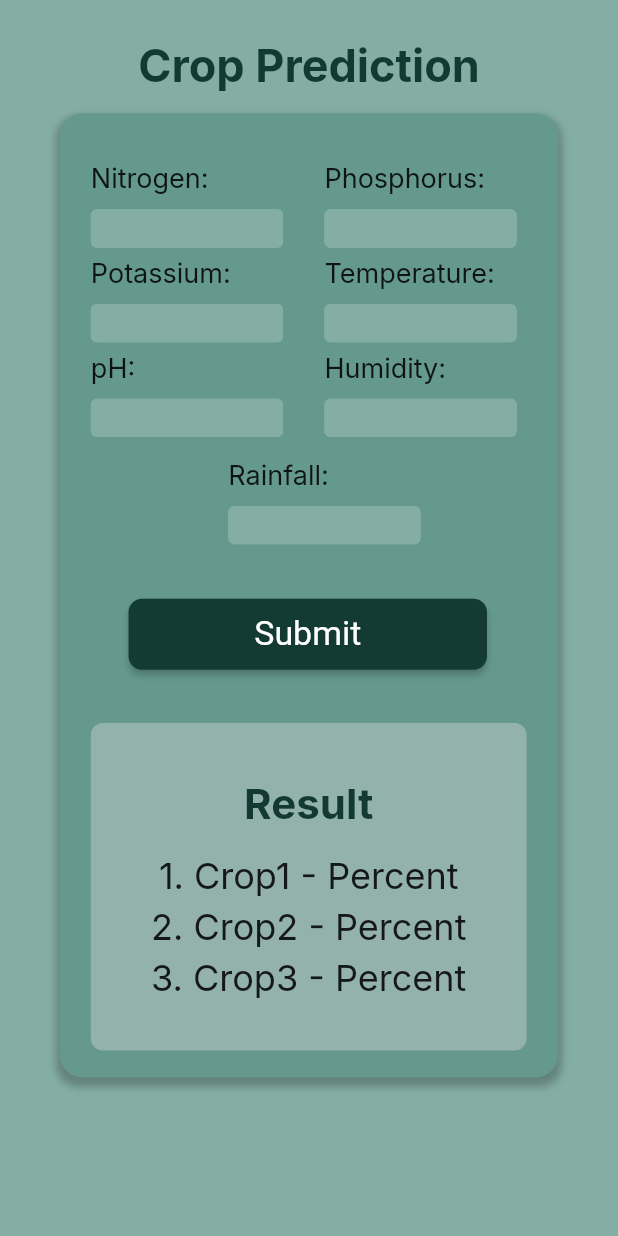
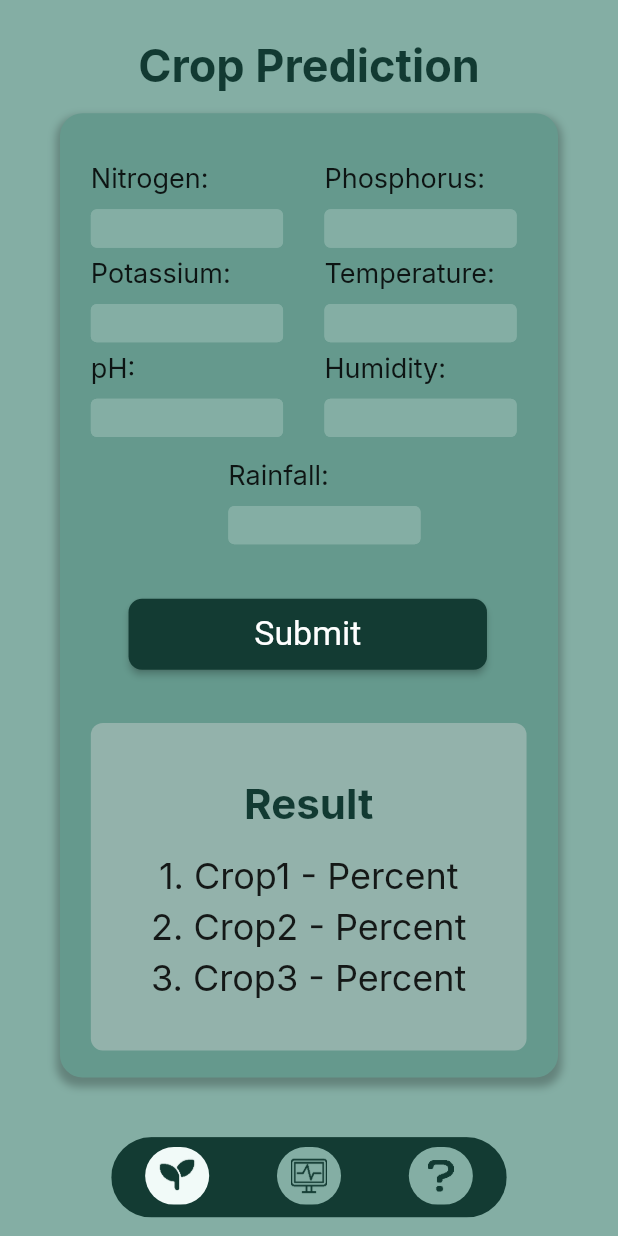
Before and after one commit to SaiVenkatesh007/CultivoApp, a Flutter app: the screen it shows after launch, on a phone screen of 412 x 824 dp. Run offline on Flutter 3.47's test engine with Material 2 defaults, Android fonts, the light colour scheme and no system bars; our stand-ins replace google_fonts.

Commit message:
BottomNavBar Added

```diff
--- a/lib/screens/predict_screen.dart
+++ b/lib/screens/predict_screen.dart
@@ -2,6 +2,7 @@ import 'package:flutter/material.dart';
 import 'package:google_fonts/google_fonts.dart';
 
 import '../widgets/crop_input.dart';
+import '../widgets/bottomnavbar.dart';
 
 class PredictionScreen extends StatefulWidget {
   const PredictionScreen({super.key});
@@ -47,6 +48,7 @@ class _PredictionScreenState extends State<PredictionScreen> {
     final pageHeight = MediaQuery.of(context).size.height;
 
     return Scaffold(
+      resizeToAvoidBottomInset: false,
       backgroundColor: const Color(0xff84aea4),
       body: SafeArea(
         child: Column(
@@ -207,6 +209,7 @@ class _PredictionScreenState extends State<PredictionScreen> {
           ],
         ),
       ),
+      bottomNavigationBar: BottomNav(),
     );
   }
 }
--- /dev/null
+++ b/lib/widgets/bottomnavbar.dart
@@ -0,0 +1,103 @@
+import 'package:flutter/material.dart';
+
+class BottomNav extends StatefulWidget {
+  const BottomNav({super.key});
+
+  @override
+  State<BottomNav> createState() => _BottomNavState();
+}
+
+class _BottomNavState extends State<BottomNav> with TickerProviderStateMixin {
+  int _selectedTabIndex = 0;
+
+  _changeIndex(int index) {
+    setState(() {
+      _selectedTabIndex = index;
+    });
+  }
+
+  late TabController _tabController;
+
+  @override
+  void initState() {
+    // TODO: implement initState
+    _tabController = TabController(
+      length: 3,
+      vsync: this,
+    );
+  }
+
+  Widget _tabItem(Widget child, {bool isSelected = false}) {
+    final pageWidth = MediaQuery.of(context).size.width;
+    final pageHeight = MediaQuery.of(context).size.height;
+
+    return AnimatedContainer(
+      duration: const Duration(milliseconds: 500),
+      alignment: Alignment.center,
+      margin: EdgeInsets.all(pageHeight * 0.008),
+      padding: EdgeInsets.all(pageWidth * 0.0175),
+      decoration: !isSelected
+          ? BoxDecoration(
+              borderRadius: BorderRadius.circular(20),
+              color: const Color(0xff84AEA4),
+            )
+          : BoxDecoration(
+              borderRadius: BorderRadius.circular(20),
+              color: const Color(0xffF1FAF8),
+            ),
+      child: child,
+    );
+  }
+
+  @override
+  void dispose() {
+    // TODO: implement dispose
+    _tabController.dispose();
+    super.dispose();
+  }
+
+  @override
+  Widget build(BuildContext context) {
+    List<Widget> _icons = [
+      Image.asset("assets/Predict.png"),
+      Image.asset("assets/Monitor.png"),
+      Image.asset("assets/FAQ.png"),
+    ];
+    final pageWidth = MediaQuery.of(context).size.width;
+    final pageHeight = MediaQuery.of(context).size.height;
+
+    return Container(
+      height: pageHeight * 0.0875,
+      padding: EdgeInsets.only(
+        left: pageWidth * 0.18,
+        right: pageWidth * 0.18,
+        bottom: pageHeight * 0.015,
+        top: pageHeight * 0.0075,
+      ),
+      child: ClipRRect(
+        borderRadius: BorderRadius.circular(35),
+        child: Container(
+          color: const Color(0xff133B33),
+          child: TabBar(
+            onTap: (value) {
+              setState(() {
+                _selectedTabIndex = value;
+              });
+            },
+            indicator: const UnderlineTabIndicator(
+              borderSide: BorderSide.none,
+            ),
+            tabs: [
+              for (int i = 0; i < _icons.length; i++)
+                _tabItem(
+                  _icons[i],
+                  isSelected: i == _selectedTabIndex,
+                ),
+            ],
+            controller: _tabController,
+          ),
+        ),
+      ),
+    );
+  }
+}
```
